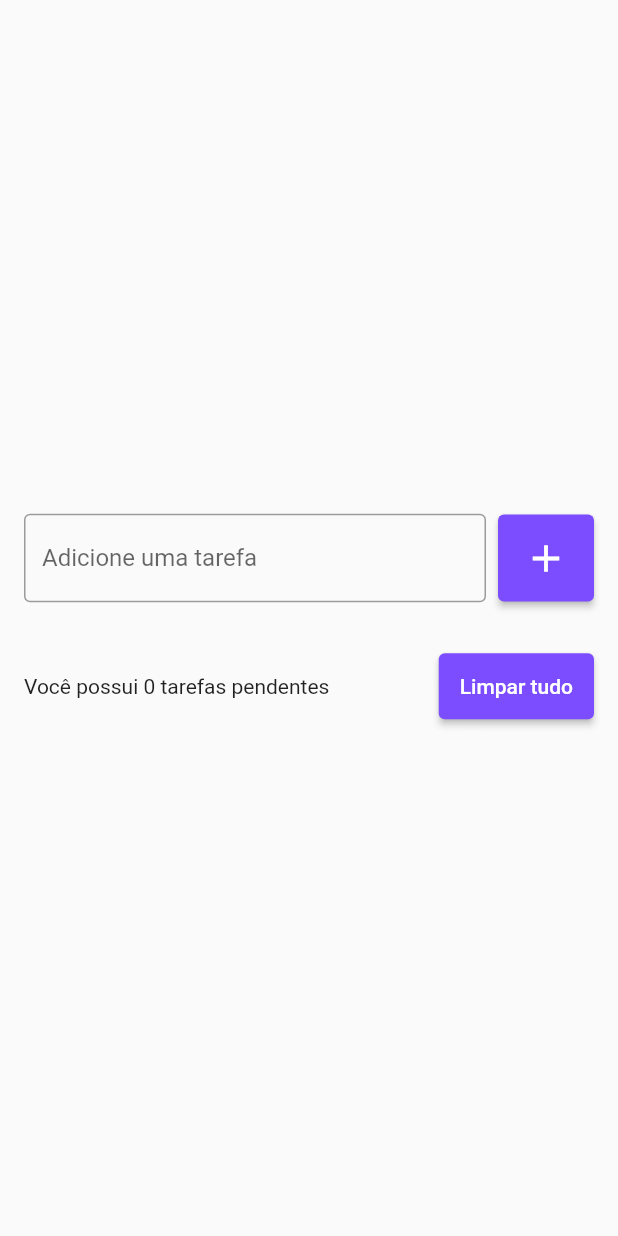
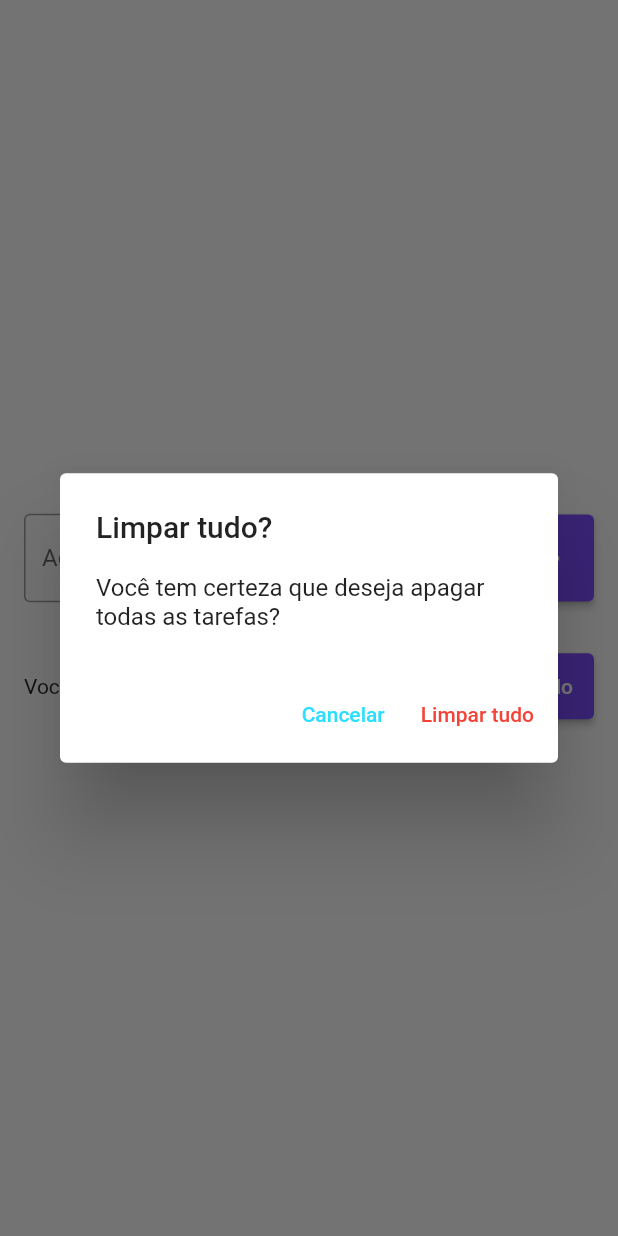
Before and after one commit to Vini-Coding/ToDo-List, a Flutter app: the screen it shows after launch, after a tap on "Limpar tudo", on a phone screen of 412 x 824 dp. Run offline on Flutter 3.47's test engine with Material 2 defaults, Android fonts, the phone set to English and light mode, and no system bars; our stand-ins replace flutter_slidable.

Commit message:
Snackbar of Complete Task Button and "Clean all" Button
I did the implementation of the SnackBar in the Complete Task button so the user can undo the action. I also added the implementation of the 'Clear All' button to clean all the toDo List.

```diff
--- a/todo_list/lib/pages/todo_list_page.dart
+++ b/todo_list/lib/pages/todo_list_page.dart
@@ -13,6 +13,9 @@ class _ToDoListPageState extends State<ToDoListPage> {
   final TextEditingController toDoController = TextEditingController();
 
   List<ToDo> toDos = [];
+
+  ToDo? completedToDo;
+  int? completedToDoPos;
 
   @override
   Widget build(BuildContext context) {
@@ -95,7 +98,7 @@ class _ToDoListPageState extends State<ToDoListPage> {
                     const SizedBox(width: 8), //widget invisível afastando
 
                     ElevatedButton(
-                      onPressed: () {},
+                      onPressed: showCompleteToDosConfirmationDialog,
                       style: ElevatedButton.styleFrom(
                         primary: Colors.deepPurpleAccent,
                         padding: const EdgeInsets.all(14),
@@ -113,8 +116,79 @@ class _ToDoListPageState extends State<ToDoListPage> {
   }
 
   void onComplete(ToDo toDO) {
+    completedToDo = toDO;
+    completedToDoPos = toDos.indexOf(toDO);
+
     setState(() {
       toDos.remove(toDO);
     });
+
+    ScaffoldMessenger.of(context).clearSnackBars();
+    ScaffoldMessenger.of(context).showSnackBar(
+      //SNACK BAR DESFAZER DELEÇÃO
+      SnackBar(
+        content: Text(
+          'Tarefa ${toDO.title} foi realizada com sucesso.',
+          style: const TextStyle(
+            color: Color.fromARGB(255, 61, 0, 71),
+            fontWeight: FontWeight.bold,
+          ),
+        ),
+        backgroundColor: Color.fromARGB(255, 234, 234, 255),
+        action: SnackBarAction(
+          label: 'Desfazer',
+          onPressed: () {
+            setState(() {
+              toDos.insert(completedToDoPos!, completedToDo!);
+            });
+          },
+          textColor: Color.fromARGB(255, 79, 0, 216),
+          disabledTextColor: Color.fromARGB(255, 255, 0, 191),
+        ),
+        duration: const Duration(seconds: 4),
+      ),
+    ); //Metodo scaffold
+  }
+
+  void showCompleteToDosConfirmationDialog() {
+    showDialog(
+      context: context,
+      builder: (context) => AlertDialog(
+        title: const Text('Limpar tudo?'),
+        content:
+            const Text('Você tem certeza que deseja apagar todas as tarefas?'),
+        actions: [
+          TextButton(
+            onPressed: () {
+              Navigator.of(context).pop();
+            },
+            style: TextButton.styleFrom(
+              primary: Color.fromARGB(255, 41, 223, 255),
+            ),
+            child: const Text(
+              'Cancelar',
+            ),
+          ),
+          TextButton(
+            onPressed: () {
+              Navigator.of(context).pop();
+              deleteAllToDos();
+            },
+            style: TextButton.styleFrom(
+              primary: Colors.red,
+            ),
+            child: const Text(
+              'Limpar tudo',
+            ),
+          ),
+        ],
+      ),
+    );
+  }
+
+  void deleteAllToDos() {
+    setState(() {
+      toDos.clear();
+    });
   }
 }
```
